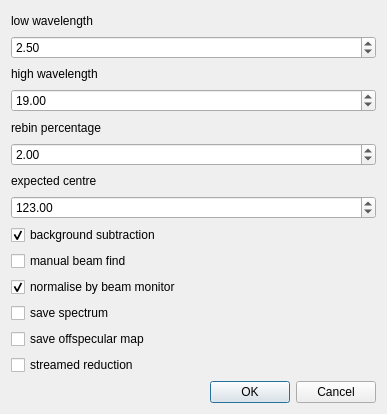
The window that refnx/reduce/_app/ui/reduction_options.ui (refnx/refnx) describes before a commit, drawn with Qt 5.
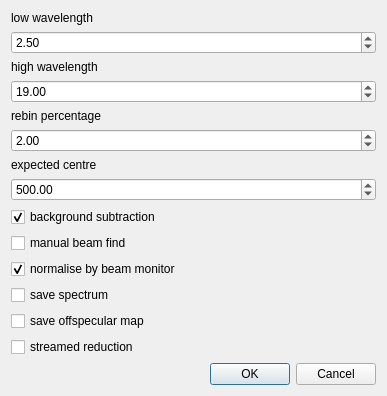
The same window after the commit.

Patch:
```diff
--- a/refnx/reduce/_app/ui/reduction_options.ui
+++ b/refnx/reduce/_app/ui/reduction_options.ui
@@ -7,7 +7,7 @@
     <x>0</x>
     <y>0</y>
     <width>387</width>
-    <height>414</height>
+    <height>389</height>
    </rect>
   </property>
   <property name="windowTitle">
@@ -102,13 +102,13 @@
       <number>2</number>
      </property>
      <property name="maximum">
-      <double>221.000000000000000</double>
+      <double>1024.000000000000000</double>
      </property>
      <property name="singleStep">
       <double>1.000000000000000</double>
      </property>
      <property name="value">
-      <double>123.000000000000000</double>
+      <double>500.000000000000000</double>
      </property>
     </widget>
    </item>
```
